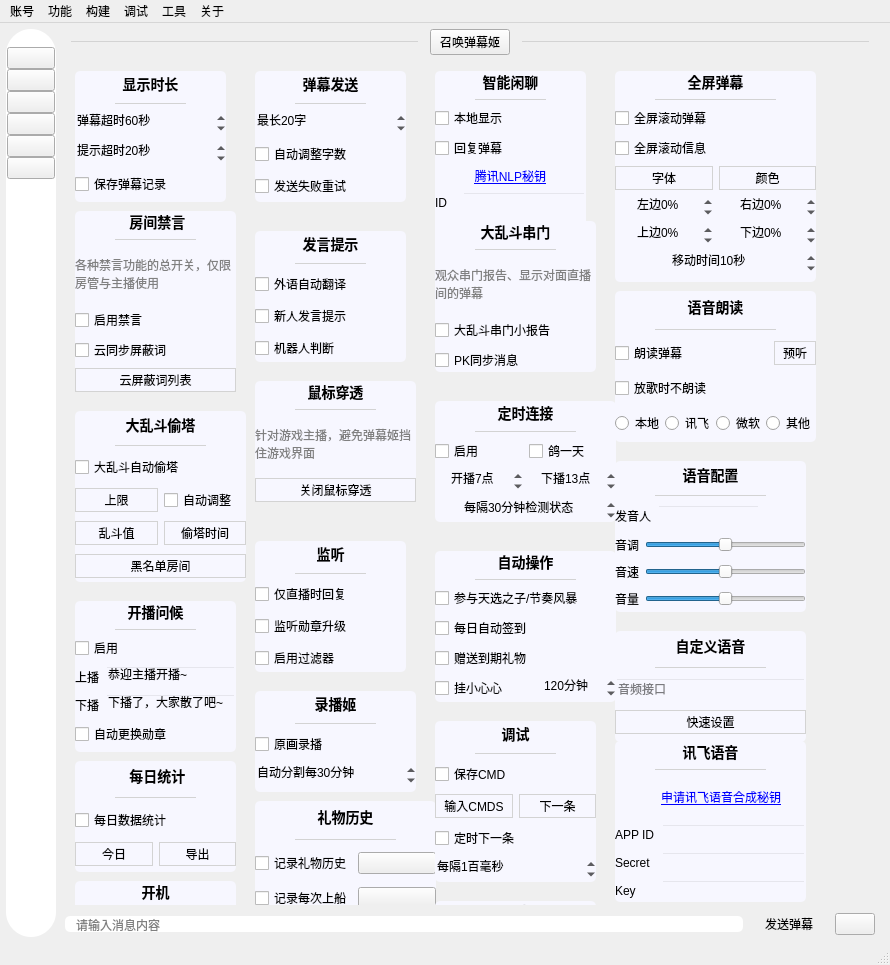
Before: the Qt Designer form mainwindow/mainwindow.ui in iwxyi/Bilibili-MagicalDanmaku, drawn with Qt 5.
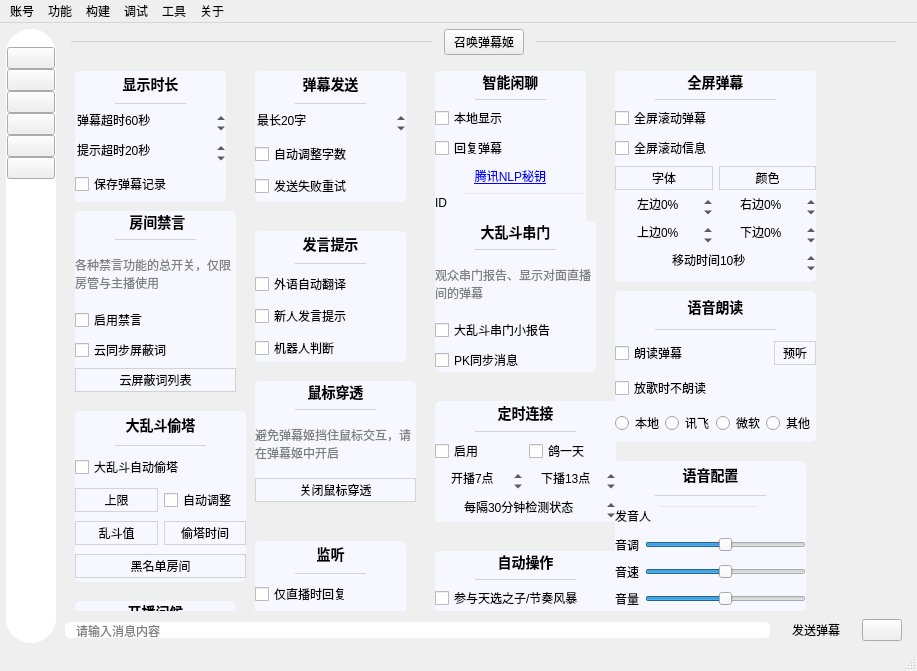
After: the same form once the commit is applied. Icons and pictures are not drawn. Custom widgets are drawn as their Qt base class.

Commit message: 添加直播间自动重连

The edit to the form file:
```diff
--- a/mainwindow/mainwindow.ui
+++ b/mainwindow/mainwindow.ui
@@ -6,8 +6,8 @@
    <rect>
     <x>0</x>
     <y>0</y>
-    <width>890</width>
-    <height>965</height>
+    <width>917</width>
+    <height>671</height>
    </rect>
   </property>
   <property name="windowTitle">
@@ -1544,8 +1544,8 @@
             <rect>
              <x>0</x>
              <y>0</y>
-             <width>810</width>
-             <height>845</height>
+             <width>837</width>
+             <height>551</height>
             </rect>
            </property>
            <property name="styleSheet">
@@ -2612,7 +2612,7 @@
                 <string notr="true">color: gray;</string>
                </property>
                <property name="text">
-                <string>针对游戏主播，避免弹幕姬挡住游戏界面</string>
+                <string>避免弹幕姬挡住鼠标交互，请在弹幕姬中开启</string>
                </property>
                <property name="wordWrap">
                 <bool>true</bool>
@@ -8530,7 +8530,7 @@
     <rect>
      <x>0</x>
      <y>0</y>
-     <width>890</width>
+     <width>917</width>
      <height>23</height>
     </rect>
    </property>
```
The commit also changes 2 other files.
